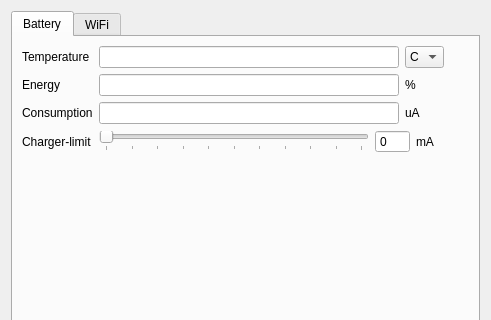
Qt form src/3rdparty/applications/qtom/qtom.ui (giotti/qtmoko) before a commit; both pictures show x 0 to 491 and y 0 to 320 of the 491 by 640 pixel window.
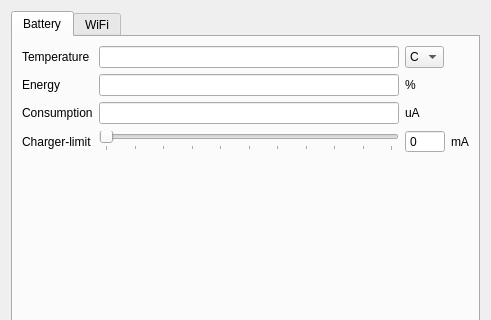
The same form after that commit.

Commit message: Some semi-working mod.

What changed in the file:
```diff
--- a/src/3rdparty/applications/qtom/qtom.ui
+++ b/src/3rdparty/applications/qtom/qtom.ui
@@ -24,6 +24,9 @@
        <string>Battery</string>
       </attribute>
       <layout class="QFormLayout" name="formLayout">
+       <property name="fieldGrowthPolicy">
+        <enum>QFormLayout::AllNonFixedFieldsGrow</enum>
+       </property>
        <item row="0" column="0">
         <widget class="QLabel" name="label_4">
          <property name="text">
@@ -197,13 +200,13 @@
           <widget class="QSlider" name="battery_chargerLimit">
            <property name="minimumSize">
             <size>
-             <width>270</width>
+             <width>300</width>
              <height>0</height>
             </size>
            </property>
            <property name="maximumSize">
             <size>
-             <width>270</width>
+             <width>300</width>
              <height>16777215</height>
             </size>
            </property>
@@ -225,7 +228,7 @@
           <widget class="QSpinBox" name="battery_chargerLimitValue">
            <property name="minimumSize">
             <size>
-             <width>35</width>
+             <width>40</width>
              <height>0</height>
             </size>
            </property>
@@ -257,7 +260,7 @@
            </property>
            <property name="sizeHint" stdset="0">
             <size>
-             <width>40</width>
+             <width>20</width>
              <height>20</height>
             </size>
            </property>
```
The commit also changes 2 other files.
